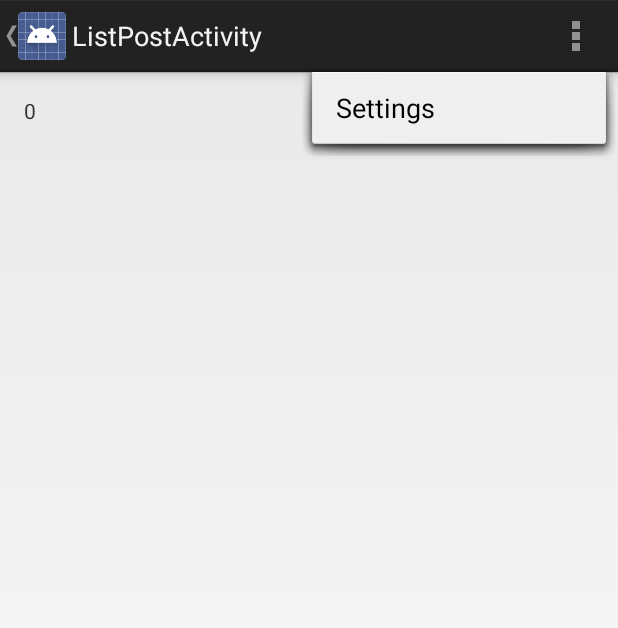
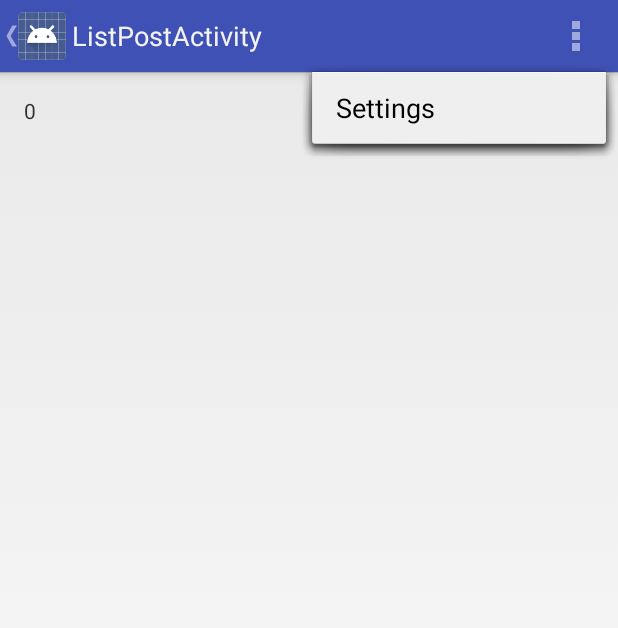
Before and after one commit to 91ferns/CalorieCounter, an Android app: the ListPostActivity screen opened directly, with no data from a screen before it, with the options menu open, on a phone screen of 412 x 824 dp. Shown: the top 628 px of the screen. Run offline under Robolectric (Android 15) with nearby library versions, the phone set to English and light mode, and no system bars.

Commit message:
Added some colors

```diff
--- a/app/src/main/java/com/projectferns/caloriecounterapp/MainActivity.java
+++ b/app/src/main/java/com/projectferns/caloriecounterapp/MainActivity.java
@@ -11,7 +11,6 @@ import android.content.Intent;
 import android.support.v13.app.FragmentPagerAdapter;
 import android.os.Bundle;
 import android.support.v4.view.ViewPager;
-import android.support.v7.internal.view.menu.ListMenuItemView;
 import android.util.Log;
 import android.view.Gravity;
 import android.view.LayoutInflater;
@@ -23,9 +22,6 @@ import android.widget.AdapterView;
 import android.widget.ArrayAdapter;
 import android.widget.ListView;
 import android.widget.TextView;
-import android.widget.Toast;
-
-import com.projectferns.caloriecounterapp.R;
 
 public class MainActivity extends Activity implements ActionBar.TabListener {
 
@@ -50,7 +46,7 @@ public class MainActivity extends Activity implements ActionBar.TabListener {
     protected void onCreate(Bundle savedInstanceState) {
         super.onCreate(savedInstanceState);
         setContentView(R.layout.activity_main);
-        Toast.makeText(MainActivity.this, "Created", Toast.LENGTH_LONG).show();
+        //Toast.makeText(MainActivity.this, "Created", Toast.LENGTH_LONG).show();
         // Set up the action bar.
         final ActionBar actionBar = getActionBar();
         actionBar.setNavigationMode(ActionBar.NAVIGATION_MODE_TABS);
--- /dev/null
+++ b/app/src/main/res/values/style.xml
@@ -0,0 +1,26 @@
+<resources>
+
+    <!-- Base application theme. -->
+    <style name="AppTheme" parent="android:Theme.Holo.Light.DarkActionBar">
+        <!-- Customize your theme here. -->
+
+            <item name="android:actionBarStyle">@style/AppActionBar</item>
+            <item name="android:actionBarTabStyle">@style/AppActionBarTabs</item>
+
+
+    </style>
+
+    <!-- ActionBar styles -->
+    <style name="AppActionBar"
+        parent="@android:style/Widget.Holo.Light.ActionBar.Solid.Inverse">
+        <item name="android:background">#3f51b5</item>
+    </style>
+
+    <!-- ActionBar tabs styles -->
+    <style name="AppActionBarTabs"
+        parent="@android:style/Widget.Holo.ActionBar.TabView">
+        <!-- tab indicator -->
+        <item name="android:background">#7986cb</item>
+    </style>
+
+</resources>
--- a/app/src/main/res/values/styles.xml
+++ /dev/null
@@ -1,8 +0,0 @@
-<resources>
-
-    <!-- Base application theme. -->
-    <style name="AppTheme" parent="android:Theme.Holo.Light.DarkActionBar">
-        <!-- Customize your theme here. -->
-    </style>
-
-</resources>
```
